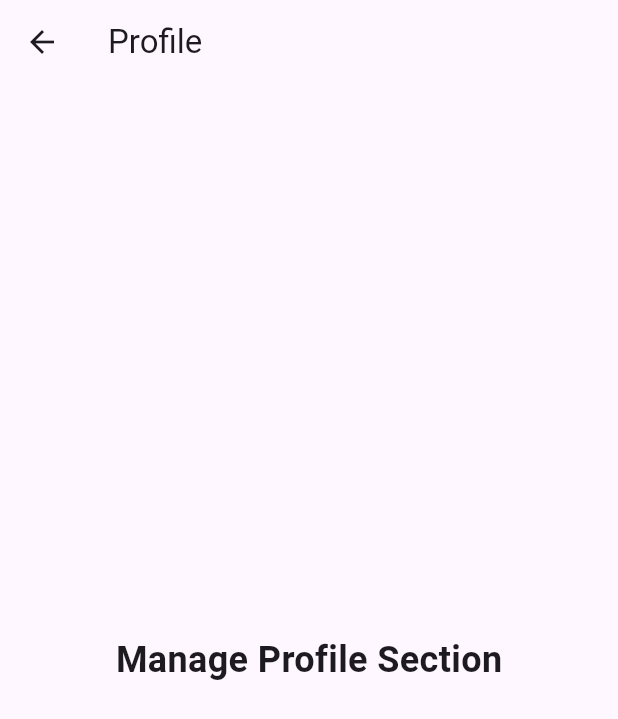
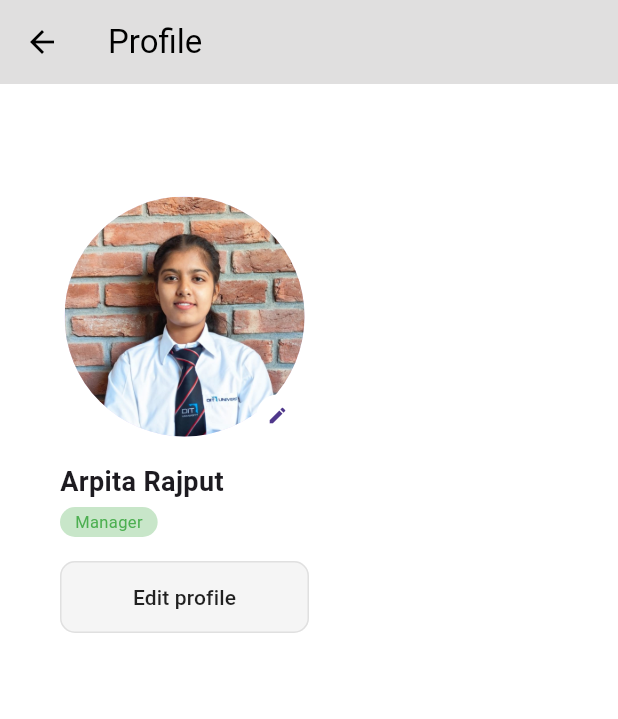
Before and after one commit to Romy907/canteendesk, a Flutter app: the ManagerProfile screen opened directly, on a phone screen of 412 x 824 dp. Shown: the top 719 px of the screen. Run offline on Flutter 3.47's test engine with Material 3 defaults, Android fonts, the phone set to English and light mode, and no system bars; our stand-ins replace fl_chart, flutter_animate, shared_preferences, shimmer; accounts and stored records are empty.

Commit message:
Implement code changes to enhance functionality and improve performance

```diff
--- a/lib/Manager/ManagerProfile.dart
+++ b/lib/Manager/ManagerProfile.dart
@@ -1,36 +1,104 @@
-// import 'package:flutter/material.dart';
-
-// class ManagerProfile extends StatelessWidget {
-//   @override
-//   Widget build(BuildContext context) {
-//     return Center(
-//       child: Text(
-//         'Manage Profile Section',
-//         style: TextStyle(fontSize: 24, fontWeight: FontWeight.bold),
-//       ),
-//     );
-//   }
-// }
-
 import 'package:flutter/material.dart';
 
 class ManagerProfile extends StatelessWidget {
   @override
   Widget build(BuildContext context) {
+    final screenWidth = MediaQuery.of(context).size.width;
+
     return Scaffold(
+      backgroundColor: Colors.white,
       appBar: AppBar(
-        title: Text('Profile'),
+        backgroundColor: const Color.fromARGB(255, 224, 223, 223),
+        elevation: 0,
         leading: IconButton(
-          icon: Icon(Icons.arrow_back),
+          icon: const Icon(Icons.arrow_back, color: Colors.black),
           onPressed: () => Navigator.pop(context),
         ),
+        title: const Text('Profile', style: TextStyle(color: Colors.black)),
       ),
-      body: Center(
-        child: Text(
-          'Manage Profile Section',
-          style: TextStyle(fontSize: 24, fontWeight: FontWeight.bold),
-        ),
+      body: Row(
+        children: [
+          // LEFT HALF WITH SLIGHTLY INCREASED MARGIN
+          SizedBox(
+            width: screenWidth * 0.5,
+            child: Align(
+              alignment: Alignment.topLeft,
+              child: Container(
+                width: 320,
+                margin: const EdgeInsets.only(left: 40), // Slightly increased from 20
+                padding: const EdgeInsets.only(top: 80),
+                child: Column(
+                  mainAxisSize: MainAxisSize.min,
+                  crossAxisAlignment: CrossAxisAlignment.start,
+                  children: [
+                    Center(
+                     child: Transform.translate(
+                        offset: const Offset(0, -5),
+                   child :  Stack(
+                      alignment: Alignment.bottomRight,
+                      children: [
+                        const CircleAvatar(
+                          radius: 80,
+                          backgroundImage: AssetImage('assets/img/me.jpg'),
+                        ),
+                        Positioned(
+                          bottom: 0,
+                          right: 4,
+                          child: CircleAvatar(
+                            backgroundColor: Colors.white,
+                            radius: 14,
+                            child: Icon(Icons.edit, size: 14),
+                          ),
+                        ),
+                      ],
+                    ),
+                    ),
+                    ),
+                    const SizedBox(height: 12),
+                    const Text(
+                      'Arpita Rajput',
+                      style: TextStyle(fontSize: 18, fontWeight: FontWeight.w600),
+                    ),
+                    const SizedBox(height: 4),
+                    Container(
+                      padding: const EdgeInsets.symmetric(horizontal: 10, vertical: 2),
+                      decoration: BoxDecoration(
+                        color: Colors.green[100],
+                        borderRadius: BorderRadius.circular(20),
+                      ),
+                      child: const Text(
+                        'Manager',
+                        style: TextStyle(color: Colors.green, fontSize: 11),
+                      ),
+                    ),
+                    const SizedBox(height: 16),
+SizedBox(
+  width: 260,
+  child: OutlinedButton(
+    onPressed: () {},
+    style: OutlinedButton.styleFrom(
+      side: BorderSide(color: Colors.grey.shade300),
+      shape: RoundedRectangleBorder(borderRadius: BorderRadius.circular(10)),
+      backgroundColor: const Color.fromARGB(255, 245, 245, 245),
+      padding: const EdgeInsets.symmetric(horizontal: 30, vertical: 14),
+    ),
+
+    child: const Text(
+      'Edit profile',
+      style: TextStyle(color: Colors.black87, fontWeight: FontWeight.w500),
+    ),
+  ),
+),
+                  ],
+                ),
+              ),
+            ),
+          ),
+          // RIGHT SIDE EMPTY
+          Expanded(child: Container()),
+        ],
       ),
     );
   }
+
 }
--- a/lib/Manager/ManagerScreen.dart
+++ b/lib/Manager/ManagerScreen.dart
@@ -1,3 +1,5 @@
+import 'package:shared_preferences/shared_preferences.dart';
+import 'package:canteendesk/Login/LoginScreen.dart';
 import 'package:canteendesk/Manager/ManagerOrders.dart';
 import 'package:canteendesk/Manager/ManagerPayment.dart';
 import 'package:canteendesk/Manager/ManagerProfile.dart';
@@ -76,7 +78,14 @@ class _ManagerScreenState extends State<ManagerScreen> {
         // Handle settings
         break;
       case 'logout':
-        // Handle logout
+        final prefs = await SharedPreferences.getInstance();
+      await prefs.setBool('isLoggedIn', false); // Clear login state
+
+      Navigator.pushAndRemoveUntil(
+        context,
+        MaterialPageRoute(builder: (_) => const LoginScreen()),
+        (Route<dynamic> route) => false, // Remove all routes
+      );// Handle logout
         break;
     }
   }
--- a/pubspec.yaml
+++ b/pubspec.yaml
@@ -72,7 +72,7 @@ flutter:
     - assets/img/image-18.png
     - assets/img/images.jpg
     - assets/img/depositphotos_150990618-stock-photo-concept-of-online-food-ordering.jpg
-
+    - assets/img/me.jpg
   # An image asset can refer to one or more resolution-specific "variants", see
   # https://flutter.dev/to/resolution-aware-images
 
```
Also changed, not shown: assets/img/me.jpg (added).
